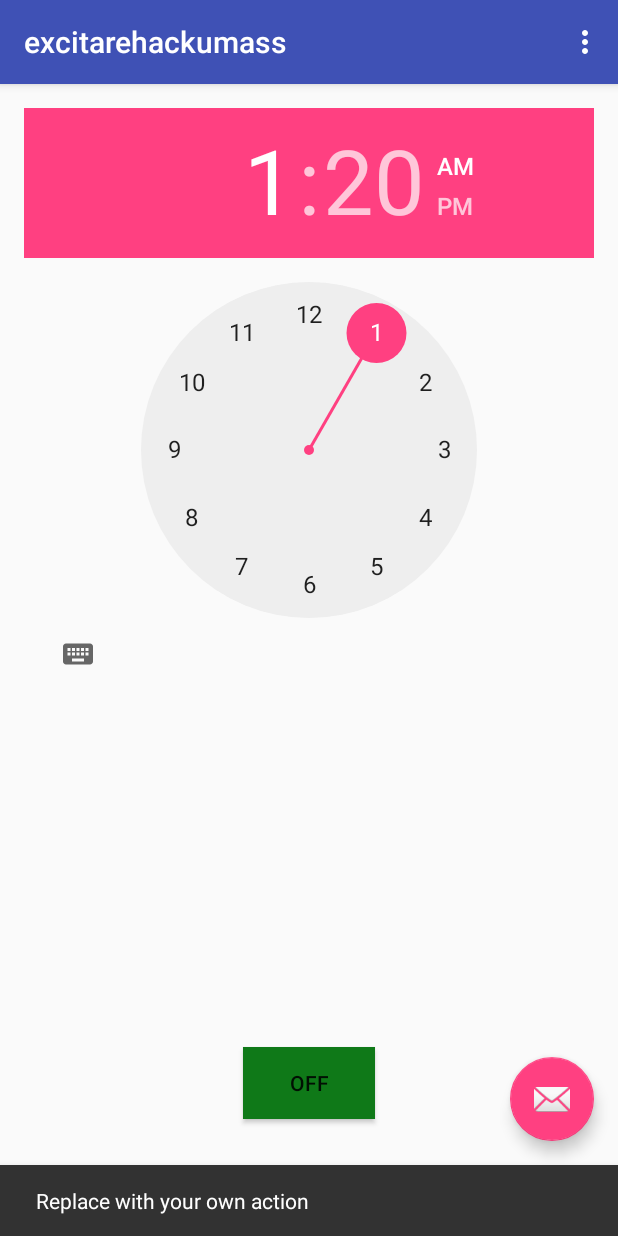
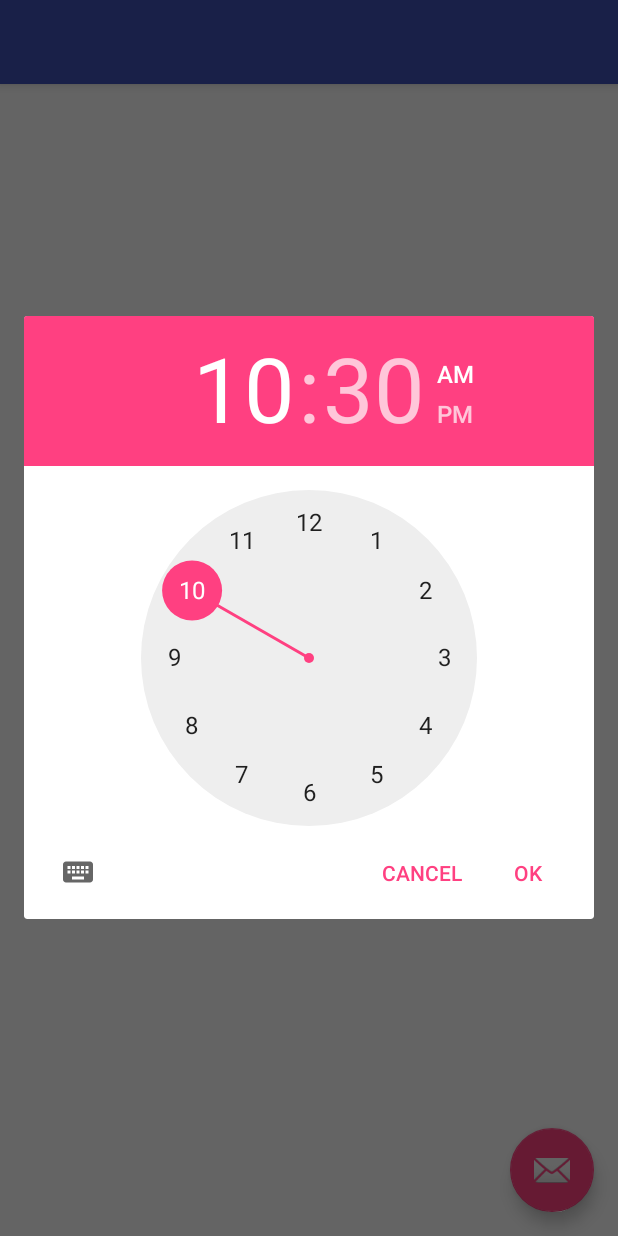
Before and after one commit to Sandyhacks/excitare, an Android app: the screen it shows after launch (MainActivity), after a tap on an icon or button, on a phone screen of 412 x 824 dp. Run offline under Robolectric (Android 15) with nearby library versions, the phone set to English and light mode, and no system bars.

Commit message:
Merged BT and Alarm Clock

```diff
--- a/app/build.gradle
+++ b/app/build.gradle
@@ -24,4 +24,5 @@ dependencies {
     testCompile 'junit:junit:4.12'
     compile 'com.android.support:appcompat-v7:23.1.0'
     compile 'com.android.support:design:23.1.0'
+    compile files('libs/gson-2.4.jar')
 }
--- a/app/src/main/AndroidManifest.xml
+++ b/app/src/main/AndroidManifest.xml
@@ -1,6 +1,7 @@
 <?xml version="1.0" encoding="utf-8"?>
 <manifest xmlns:android="http://schemas.android.com/apk/res/android"
     package="com.example.iyers_000.excitarehackumass" >
+
 
     <application
         android:allowBackup="true"
@@ -19,7 +20,7 @@
             </intent-filter>
         </activity>
         <service
-            android:name="com.example.iyers_000.excitarehackumass.BuzzTheAlarm"
+            android:name=".BuzzTheAlarm"
             android:enabled="true" />
 
     </application>
--- a/app/src/main/java/com/example/iyers_000/excitarehackumass/MainActivity.java
+++ b/app/src/main/java/com/example/iyers_000/excitarehackumass/MainActivity.java
@@ -3,6 +3,7 @@ package com.example.iyers_000.excitarehackumass;
 import android.annotation.TargetApi;
 import android.app.AlarmManager;
 import android.app.PendingIntent;
+import android.app.TimePickerDialog;
 import android.content.Intent;
 import android.os.Build;
 import android.os.Bundle;
@@ -14,87 +15,97 @@ import android.util.Log;
 import android.view.View;
 import android.view.Menu;
 import android.view.MenuItem;
+import android.widget.ArrayAdapter;
+import android.widget.ListView;
+import android.widget.Spinner;
+import android.widget.TextView;
+import android.widget.TimePicker;
+import android.widget.Toast;
+import com.google.gson.Gson;
+
+import java.util.ArrayList;
+import java.util.Calendar;
+
+import android.app.TimePickerDialog;
+import android.os.Bundle;
+import android.app.Activity;
+import android.content.Context;
+import android.support.design.widget.FloatingActionButton;
+import android.view.Menu;
+
+import android.view.View;
+import android.widget.ListView;
+import android.widget.Spinner;
+import android.widget.TextView;
 import android.widget.TimePicker;
 import android.widget.Toast;
 
-import java.util.Calendar;
-import java.util.GregorianCalendar;
+public class MainActivity extends Activity {
 
-//lets see if this works
-// let me try too :)
-public class MainActivity extends AppCompatActivity {
-
+    ListView lv;
+    Context context;
+    public ArrayList<AlarmStatus> alarmStatuses;
     @Override
     protected void onCreate(Bundle savedInstanceState) {
         super.onCreate(savedInstanceState);
         setContentView(R.layout.activity_main);
-        Toolbar toolbar = (Toolbar) findViewById(R.id.toolbar);
-        setSupportActionBar(toolbar);
 
+        context=this;
+
+        lv=(ListView) findViewById(R.id.listView);
+        final CustomAdapter custAdapter = new CustomAdapter(this, alarmStatuses);
+        // custAdapter.addElement(46, 64);
+        lv.setAdapter(custAdapter);
+        // custAdapter.addElement(46, 64);
+        // lv.setAdapter(custAdapter);
+        custAdapter.notifyDataSetChanged();
+        //  custAdapter.notify();
         FloatingActionButton fab = (FloatingActionButton) findViewById(R.id.fab);
         fab.setOnClickListener(new View.OnClickListener() {
             @Override
             public void onClick(View view) {
-                Snackbar.make(view, "Replace with your own action", Snackbar.LENGTH_LONG)
-                        .setAction("Action", null).show();
+               /* Snackbar.
+                make(view, "Replace with your own action", Snackbar.LENGTH_LONG)
+                        .setAction("Action", null).show();*/
+
+                showTimeDialog(view, custAdapter);
+                //custAdapter.addElement();
+                custAdapter.notifyDataSetChanged();
             }
         });
-        Log.v("MainActivity", "calling do the magic");
-     //   doTheMagic();
+
     }
 
-    @Override
-    public boolean onCreateOptionsMenu(Menu menu) {
-        // Inflate the menu; this adds items to the action bar if it is present.
-        getMenuInflater().inflate(R.menu.menu_main, menu);
-        return true;
+    public void showTimeDialog(View view, final CustomAdapter customAdapter)
+    {
+
+        Calendar mcurrentTime = Calendar.getInstance();
+        int hour = mcurrentTime.get(Calendar.HOUR_OF_DAY);
+        int minute = mcurrentTime.get(Calendar.MINUTE);
+        TimePickerDialog mTimePicker;
+        mTimePicker = new TimePickerDialog(this, new TimePickerDialog.OnTimeSetListener() {
+
+            public void onTimeSet(TimePicker timePicker, int selectedHour, int selectedMinute) {
+                Toast.makeText(context, ""+selectedHour, Toast.LENGTH_SHORT).show();
+                AlarmStatus alarmStatus= new AlarmStatus();
+                alarmStatus.hour = selectedHour;
+                alarmStatus.min = selectedMinute;
+                customAdapter.addElement(alarmStatus);
+                customAdapter.notifyDataSetChanged();
+            }
+        }, hour, minute,false);
+        mTimePicker.setTitle("Start Time");
+        mTimePicker.show();
+
+
     }
 
-    @Override
-    public boolean onOptionsItemSelected(MenuItem item) {
-        // Handle action bar item clicks here. The action bar will
-        // automatically handle clicks on the Home/Up button, so long
-        // as you specify a parent activity in AndroidManifest.xml.
-        int id = item.getItemId();
+}
 
-        //noinspection SimplifiableIfStatement
-        if (id == R.id.action_settings) {
-            return true;
-        }
-
-        return super.onOptionsItemSelected(item);
-    }
-
-    /**
-     * starts all the processing
-     * set an alarm and attach intent to it
-     */
-    @TargetApi(Build.VERSION_CODES.M)
-    public void doTheMagic(View view)
-    {
-        Intent msgIntent = new Intent(this, BuzzTheAlarm.class);
-        PendingIntent pIntent= PendingIntent.getService(this, 0, msgIntent, 0);
-        AlarmManager alarmManager = (AlarmManager)getSystemService(ALARM_SERVICE);
-     //   alarmManager.cancel(pIntent);
-        Calendar cal = new GregorianCalendar();
-        TimePicker timePicker = (TimePicker) findViewById(R.id.timePicker);
-        int hour = 0;
-        int min = 0;
-
-        int currentApiVersion = android.os.Build.VERSION.SDK_INT;
-        if (currentApiVersion > android.os.Build.VERSION_CODES.LOLLIPOP_MR1) {
-            hour = timePicker.getHour();
-            min = timePicker.getMinute();
-        } else {
-            hour = timePicker.getCurrentHour();
-            min = timePicker.getCurrentMinute();
-        }
-        Log.e("Time",hour+" "+min);
-        cal.set(Calendar.HOUR_OF_DAY, hour);
-
-        cal.set(Calendar.MINUTE, min);
-        alarmManager.setExact(AlarmManager.RTC_WAKEUP, cal.getTimeInMillis(), pIntent);
-        Toast.makeText(this, "Vola! Time to go to bed", Toast.LENGTH_SHORT).show();
-        Log.v("Set Alarm", "done with alarmManager");
-    }
+class AlarmStatus
+{
+    int hour;
+    int min;
+    boolean days[]={false, false, false, false, false, false, false};
+    boolean ON=false;
 }
--- a/app/src/main/res/layout/activity_main.xml
+++ b/app/src/main/res/layout/activity_main.xml
@@ -15,8 +15,7 @@
 
     </android.support.design.widget.AppBarLayout>
 
-    <include layout="@layout/content_main"
-        android:layout_height="wrap_content" />
+    <include layout="@layout/content_main" />
 
     <android.support.design.widget.FloatingActionButton android:id="@+id/fab"
         android:layout_width="wrap_content" android:layout_height="wrap_content"
--- a/app/src/main/res/layout/content_main.xml
+++ b/app/src/main/res/layout/content_main.xml
@@ -1,36 +1,27 @@
 <?xml version="1.0" encoding="utf-8"?>
-<RelativeLayout xmlns:android="http://schemas.android.com/apk/res/android"
+<LinearLayout xmlns:android="http://schemas.android.com/apk/res/android"
     xmlns:tools="http://schemas.android.com/tools"
-    xmlns:app="http://schemas.android.com/apk/res-auto" android:layout_width="match_parent"
-    android:layout_height="match_parent" android:paddingLeft="@dimen/activity_horizontal_margin"
+    android:layout_width="match_parent"
+    android:layout_height="match_parent"
+    android:orientation="vertical"
+    android:paddingBottom="@dimen/activity_vertical_margin"
+    android:paddingLeft="@dimen/activity_horizontal_margin"
     android:paddingRight="@dimen/activity_horizontal_margin"
     android:paddingTop="@dimen/activity_vertical_margin"
-    android:paddingBottom="@dimen/activity_vertical_margin"
-    app:layout_behavior="@string/appbar_scrolling_view_behavior"
-    tools:showIn="@layout/activity_main" tools:context=".MainActivity">
+    tools:context=".MainActivity" >
 
-    <TextView android:text="Hello World!" android:layout_width="wrap_content"
-        android:layout_height="wrap_content"
-        android:id="@+id/textView" />
-
-    <ToggleButton
+    <TextView
+        android:id="@+id/textView1"
         android:layout_width="wrap_content"
         android:layout_height="wrap_content"
-        android:text="New ToggleButton"
-        android:id="@+id/toggleButton"
-        android:checked="false"
-        android:layout_alignParentBottom="true"
-        android:layout_centerHorizontal="true"
-        android:layout_marginBottom="62dp"
-        android:background="#0f7918"
-        android:onClick = "doTheMagic"/>
+        android:textSize="25dp"
+        android:textStyle="bold"
+        android:text=" Computer Languages..." />
 
-    <TimePicker
-        android:layout_width="wrap_content"
-        android:layout_height="wrap_content"
-        android:id="@+id/timePicker"
-        android:layout_alignParentTop="true"
-        android:layout_alignParentRight="true"
-        android:layout_alignParentEnd="true" />
+    <ListView
+        android:id="@+id/listView"
+        android:layout_width="fill_parent"
+        android:layout_height="fill_parent" >
+    </ListView>
 
-</RelativeLayout>
+</LinearLayout>
```
Also changed, not shown: app/src/main/java/com/example/iyers_000/excitarehackumass/BuzzTheAlarm.java (+24 -14 lines), app/src/main/java/com/example/iyers_000/excitarehackumass/CustomAdapter.java (added, +210 -0 lines), app/src/main/res/layout/program_list.xml (added, +91 -0 lines), 1 other file.
